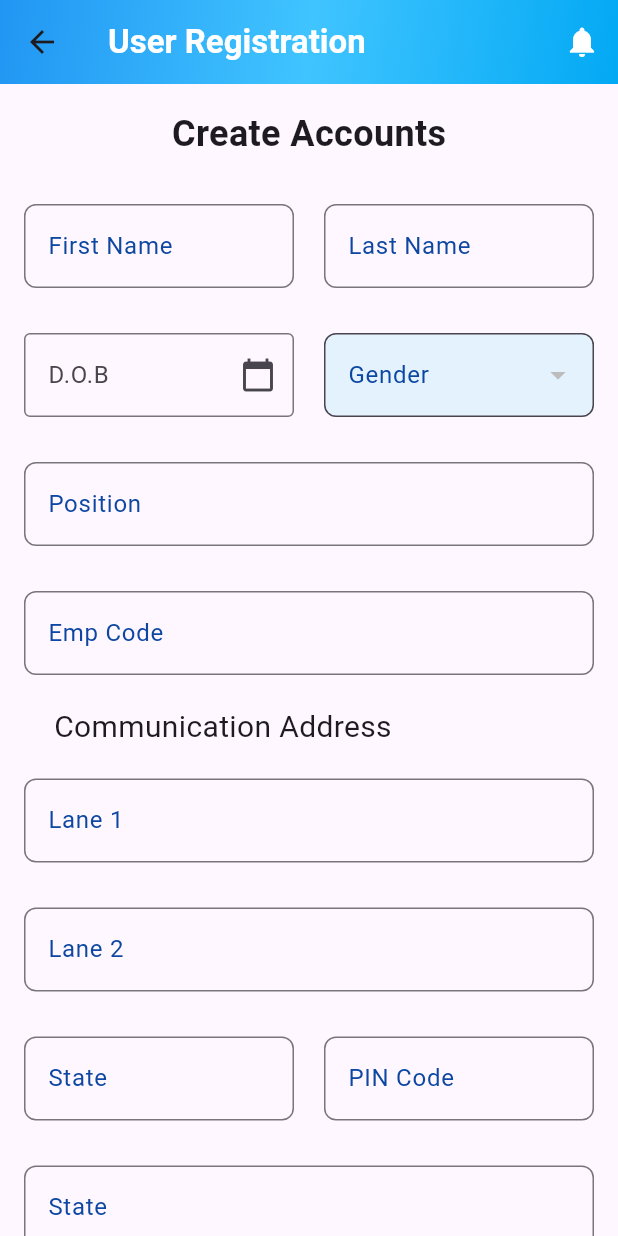
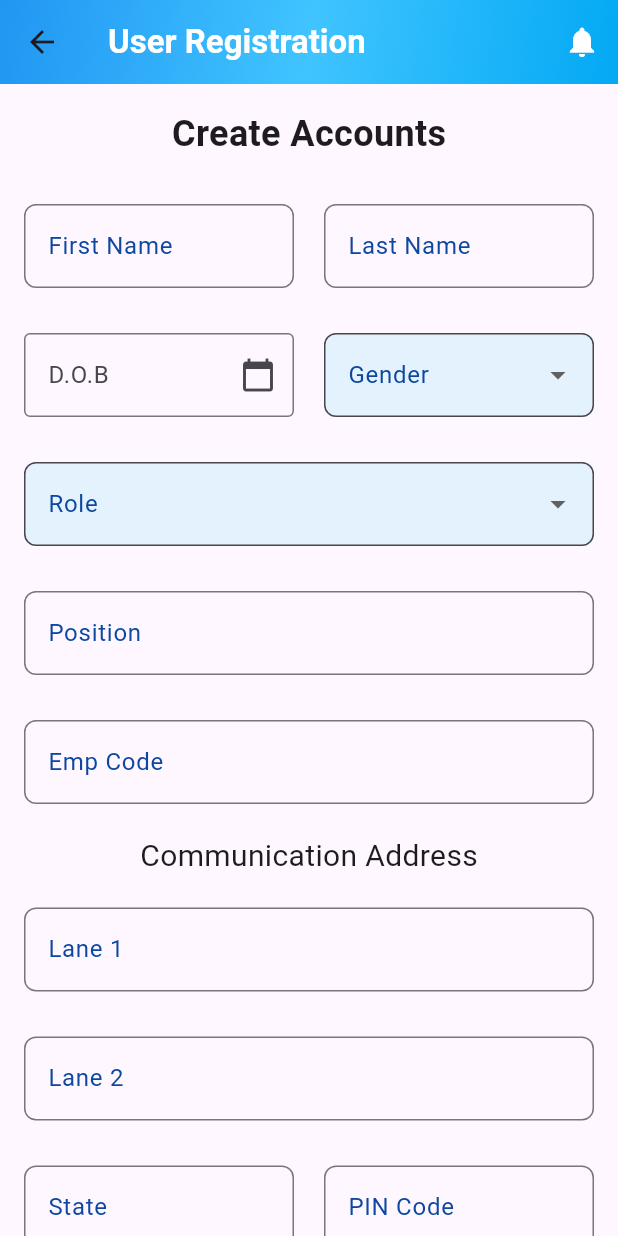
Before and after one commit to FoxtonResearchTech/camp_organizer, a Flutter app: the AdminAddEmployee screen opened directly, on a phone screen of 412 x 824 dp. Run offline on Flutter 3.47's test engine with Material 3 defaults, Android fonts, the light colour scheme and no system bars; our stand-ins replace bloc, cloud_firestore, curved_navigation_bar, firebase_auth, firebase_core, fl_chart and 5 more; accounts and stored records are empty.

Commit message:
employee_account creation

```diff
--- a/lib/admin_add_employee.dart
+++ b/lib/admin_add_employee.dart
@@ -2,6 +2,8 @@ import 'package:camp_organizer/presentation/notification/notification.dart';
 import 'package:camp_organizer/widgets/Dropdown/custom_dropdown.dart';
 import 'package:camp_organizer/widgets/Text%20Form%20Field/custom_text_form_field.dart';
 import 'package:camp_organizer/widgets/button/custom_button.dart';
+import 'package:cloud_firestore/cloud_firestore.dart';
+import 'package:firebase_auth/firebase_auth.dart';
 import 'package:flutter/material.dart';
 import 'package:intl/intl.dart';
 
@@ -13,8 +15,29 @@ class AdminAddEmployee extends StatefulWidget {
 }
 
 class _AdminAddEmployeeState extends State<AdminAddEmployee> {
-  TextEditingController dobController = TextEditingController();
+  // Controllers for each input field
+  final TextEditingController firstNameController = TextEditingController();
+  final TextEditingController lastNameController = TextEditingController();
+  final TextEditingController dobController = TextEditingController();
+  final TextEditingController positionController = TextEditingController();
+  final TextEditingController empCodeController = TextEditingController();
+  final TextEditingController lane1Controller = TextEditingController();
+  final TextEditingController lane2Controller = TextEditingController();
+  final TextEditingController stateController = TextEditingController();
+  final TextEditingController pinCodeController = TextEditingController();
+  final TextEditingController passwordController = TextEditingController();
+  final TextEditingController reEnterPasswordController = TextEditingController();
 
+  final List<String> gender = ['Male', 'Female'];
+  String? selectedValue;
+  final List<String> role = ['CampOrganizer', 'OnSiteManagement','SupportService','PostCampActivity','Opthamologist','Report',];
+  String? selectedrole;
+
+  // Firebase Authentication and Firestore instances
+  final FirebaseAuth _auth = FirebaseAuth.instance;
+  final FirebaseFirestore _firestore = FirebaseFirestore.instance;
+
+  // Date selection method
   Future<void> _selectDate(BuildContext context) async {
     final DateTime? pickedDate = await showDatePicker(
       context: context,
@@ -24,9 +47,69 @@ class _AdminAddEmployeeState extends State<AdminAddEmployee> {
     );
     if (pickedDate != null) {
       setState(() {
-        dobController.text = DateFormat('dd-MM-yyyy').format(pickedDate); // Format the selected date
+        dobController.text = DateFormat('dd-MM-yyyy').format(pickedDate);
       });
     }
+  }
+
+  // Dispose controllers
+  @override
+  void dispose() {
+    firstNameController.dispose();
+    lastNameController.dispose();
+    dobController.dispose();
+    positionController.dispose();
+    empCodeController.dispose();
+    lane1Controller.dispose();
+    lane2Controller.dispose();
+    stateController.dispose();
+    pinCodeController.dispose();
+    passwordController.dispose();
+    reEnterPasswordController.dispose();
+    super.dispose();
+  }
+
+  // Function to handle user registration
+  Future<void> _registerEmployee() async {
+    if (passwordController.text != reEnterPasswordController.text) {
+      _showSnackBar("Passwords do not match");
+      return;
+    }
+
+    try {
+      // Register with Firebase Authentication using empCode as email and password
+      UserCredential userCredential = await _auth.createUserWithEmailAndPassword(
+        email: empCodeController.text,  // empCode as email
+        password: passwordController.text,  // password as password
+      );
+
+      // Save employee data to Firestore
+      await _firestore.collection('employees').doc(userCredential.user?.uid).set({
+        'firstName': firstNameController.text,
+        'lastName': lastNameController.text,
+        'dob': dobController.text,
+        'gender': selectedValue,
+        'position': positionController.text,
+        'empCode': empCodeController.text,  // email (empCode)
+        'lane1': lane1Controller.text,
+        'lane2': lane2Controller.text,
+        'role':selectedrole,
+        'state': stateController.text,
+        'pinCode': pinCodeController.text,
+        'password': passwordController.text,  // (not recommended to store password this way, use hash)
+      });
+
+      _showSnackBar("Employee Registered Successfully!");
+    } catch (e) {
+      _showSnackBar("Error: ${e.toString()}");
+    }
+  }
+
+  // Function to show snackbar messages
+  void _showSnackBar(String message) {
+    ScaffoldMessenger.of(context).showSnackBar(
+      SnackBar(content: Text(message)),
+    );
   }
 
   @override
@@ -35,7 +118,8 @@ class _AdminAddEmployeeState extends State<AdminAddEmployee> {
       appBar: AppBar(
         title: const Text(
           'User Registration',
-          style: TextStyle(color: Colors.white, fontSize: 22, fontWeight: FontWeight.bold),
+          style: TextStyle(
+              color: Colors.white, fontSize: 22, fontWeight: FontWeight.bold),
         ),
         centerTitle: false,
         backgroundColor: Colors.transparent,
@@ -53,7 +137,8 @@ class _AdminAddEmployeeState extends State<AdminAddEmployee> {
           IconButton(
             icon: Icon(Icons.notifications, color: Colors.white),
             onPressed: () {
-              Navigator.push(context, MaterialPageRoute(builder: (context)=>NotificationPage()));
+              Navigator.push(context,
+                  MaterialPageRoute(builder: (context) => NotificationPage()));
             },
           ),
         ],
@@ -63,16 +148,29 @@ class _AdminAddEmployeeState extends State<AdminAddEmployee> {
           padding: const EdgeInsets.all(16.0),
           child: Column(
             children: [
-              Text('Create Accounts',style: TextStyle(fontSize: 24, fontWeight: FontWeight.bold), ),
-              SizedBox(height: 30,),
+              Text(
+                'Create Accounts',
+                style: TextStyle(fontSize: 24, fontWeight: FontWeight.bold),
+              ),
+              SizedBox(height: 30),
               Row(
                 children: [
-                  Expanded(child: CustomTextFormField(labelText: 'First Name',),),
-                  SizedBox(width: 20,),
-                  Expanded(child: CustomTextFormField(labelText: 'Last Name',),),
+                  Expanded(
+                    child: CustomTextFormField(
+                      labelText: 'First Name',
+                      controller: firstNameController,
+                    ),
+                  ),
+                  SizedBox(width: 20),
+                  Expanded(
+                    child: CustomTextFormField(
+                      labelText: 'Last Name',
+                      controller: lastNameController,
+                    ),
+                  ),
                 ],
               ),
-              SizedBox(height: 30,),
+              SizedBox(height: 30),
               Row(
                 children: [
                   Expanded(
@@ -84,85 +182,113 @@ class _AdminAddEmployeeState extends State<AdminAddEmployee> {
                         border: OutlineInputBorder(),
                         suffixIcon: IconButton(
                           icon: Icon(Icons.calendar_today),
-                          onPressed: () => _selectDate(context), // Show DatePicker on press
+                          onPressed: () => _selectDate(context),
                         ),
                       ),
                     ),
                   ),
-                  SizedBox(width: 20,),
-                  Expanded(child: CustomDropdownFormField(labelText: 'Gender',items: ['Male','Female'],),)
-
+                  SizedBox(width: 20),
+                  Expanded(
+                    child: CustomDropdownFormField(
+                      labelText: "Gender",
+                      items: gender,
+                      value: selectedValue,
+                      onChanged: (newValue) {
+                        setState(() {
+                          selectedValue = newValue;
+                        });
+                      },
+                      validator: (value) {
+                        if (value == null || value.isEmpty) {
+                          return 'Please select an option';
+                        }
+                        return null;
+                      },
+                    ),
+                  ),
                 ],
               ),
-              SizedBox(height: 30,),
+              SizedBox(height: 30),
+              CustomDropdownFormField(
+                labelText: "Role",
+                items: role,
+                value: selectedrole,
+                onChanged: (newValue) {
+                  setState(() {
+                   selectedrole = newValue;
+                  });
+                },
+                validator: (value) {
+                  if (value == null || value.isEmpty) {
+                    return 'Please select an option';
+                  }
+                  return null;
+                },
+              ),
+              SizedBox(height: 30),
+              CustomTextFormField(
+                labelText: 'Position',
+                controller: positionController,
+              ),
+              SizedBox(height: 30),
+              CustomTextFormField(
+                labelText: 'Emp Code',
+                controller: empCodeController,
+              ),
+              SizedBox(height: 20),
+              Text(
+                'Communication Address',
+                style: TextStyle(fontSize: 20),
+              ),
+              SizedBox(height: 20),
+              CustomTextFormField(
+                labelText: 'Lane 1',
+                controller: lane1Controller,
+              ),
+              SizedBox(height: 30),
+              CustomTextFormField(
+                labelText: 'Lane 2',
+                controller: lane2Controller,
+              ),
+              SizedBox(height: 30),
               Row(
                 children: [
-                  Expanded(child: CustomTextFormField(labelText: 'Position')),
+                  Expanded(
+                    child: CustomTextFormField(
+                      labelText: 'State',
+                      controller: stateController,
+                    ),
+                  ),
+                  SizedBox(width: 20),
+                  Expanded(
+                    child: CustomTextFormField(
+                      labelText: 'PIN Code',
+                      controller: pinCodeController,
+                    ),
+                  ),
                 ],
               ),
-              SizedBox(height: 30,),
-              Row(
-                children: [
-                  Expanded(child: CustomTextFormField(labelText: 'Emp Code')),
-                ],
+              SizedBox(height: 20),
+              Text(
+                'Password',
+                style: TextStyle(fontSize: 20),
               ),
-              SizedBox(height: 20,),
-              Row(
-                children: [
-                  SizedBox(width: 20,),
-                  Expanded(child: Text('Communication Address',style: TextStyle(fontSize: 20),)),
-                ],
+              SizedBox(height: 20),
+              CustomTextFormField(
+                labelText: 'Enter New Password',
+                controller: passwordController,
+           //     obscureText: true,
               ),
-              SizedBox(height: 20,),
-              Row(
-                children: [
-                  Expanded(child: CustomTextFormField(labelText: 'Lane 1')),
-                ],
+              SizedBox(height: 30),
+              CustomTextFormField(
+                labelText: 'Re Enter Password',
+                controller: reEnterPasswordController,
+              //  obscureText: true,
               ),
-              SizedBox(height: 30,),
-              Row(
-                children: [
-                  Expanded(child: CustomTextFormField(labelText: 'Lane 2')),
-                ],
-              ),
-              SizedBox(height: 30,),
-              Row(
-                children: [
-                  Expanded(child: CustomTextFormField(labelText: 'State',),),
-                  SizedBox(width: 20,),
-                  Expanded(child: CustomTextFormField(labelText: 'PIN Code',),),
-                ],
-              ),
-              SizedBox(height: 30,),
-              Row(
-                children: [
-                  Expanded(child: CustomTextFormField(labelText: 'State')),
-                ],
-              ),
-              SizedBox(height: 20,),
-              Row(
-                children: [
-                  SizedBox(width: 20,),
-                  Expanded(child: Text('Password',style: TextStyle(fontSize: 20),)),
-                ],
-              ),
-              SizedBox(height: 20,),
-              Row(
-                children: [
-                  Expanded(child: CustomTextFormField(labelText: 'Enter New Password')),
-                ],
-              ),
-              SizedBox(height: 30,),
-              Row(
-                children: [
-                  Expanded(child: CustomTextFormField(labelText: 'Re Enter Password')),
-                ],
-              ),
-              SizedBox(height: 30,),
-              Row(
-                children: [
-                  Expanded(child: CustomButton(text: 'Create', onPressed: () {})),
-                ],
+              SizedBox(height: 30),
+              CustomButton(
+                text: 'Create',
+                onPressed: _registerEmployee,
               ),
             ],
           ),
--- /dev/null
+++ b/lib/bloc/Employee_registration/employee_registration_event.dart
@@ -0,0 +1,32 @@
+// registration_event.dart
+abstract class RegistrationEvent {}
+
+class RegisterEmployeeEvent extends RegistrationEvent {
+  final String firstName;
+  final String lastName;
+  final String dob;
+  final String position;
+  final String empCode;
+  final String lane1;
+  final String lane2;
+  final String state;
+  final String pinCode;
+  final String password;
+  final String reEnterPassword;
+  final String? gender;
+
+  RegisterEmployeeEvent({
+    required this.firstName,
+    required this.lastName,
+    required this.dob,
+    required this.position,
+    required this.empCode,
+    required this.lane1,
+    required this.lane2,
+    required this.state,
+    required this.pinCode,
+    required this.password,
+    required this.reEnterPassword,
+    this.gender,
+  });
+}
--- /dev/null
+++ b/lib/bloc/Employee_registration/employee_registration_state.dart
@@ -0,0 +1,18 @@
+// registration_state.dart
+abstract class RegistrationState {}
+
+class RegistrationInitial extends RegistrationState {}
+
+class RegistrationLoading extends RegistrationState {}
+
+class RegistrationSuccess extends RegistrationState {
+  final String message;
+
+  RegistrationSuccess({required this.message});
+}
+
+class RegistrationFailure extends RegistrationState {
+  final String error;
+
+  RegistrationFailure({required this.error});
+}
--- a/lib/repository/auth_repository.dart
+++ b/lib/repository/auth_repository.dart
@@ -23,7 +23,7 @@ class AuthRepository {
 
   Future<String?> getUserRole(String uid) async {
     try {
-      DocumentSnapshot doc = await _firestore.collection('users').doc(uid).get();
+      DocumentSnapshot doc = await _firestore.collection('employees').doc(uid).get();
       return doc.get('role');
     } catch (e) {
       throw Exception('Failed to get role: $e');
```
Also changed, not shown: lib/bloc/AddEvent/event_bloc.dart (+18 -5 lines), lib/bloc/Employee_registration/employee_registration_bloc.dart (added, +55 -0 lines), lib/main.dart (+8 -12 lines), lib/model/user.dart (added, +63 -0 lines), lib/services/auth_service.dart (added, +51 -0 lines), lib/services/firestore_services.dart (added, +14 -0 lines).
